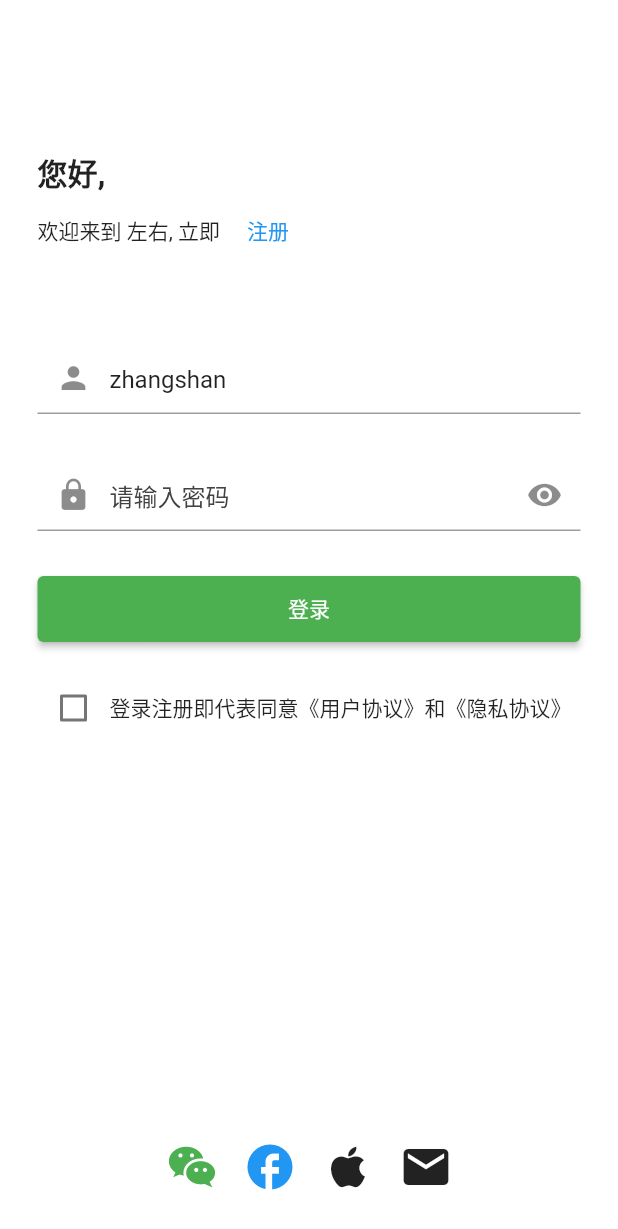
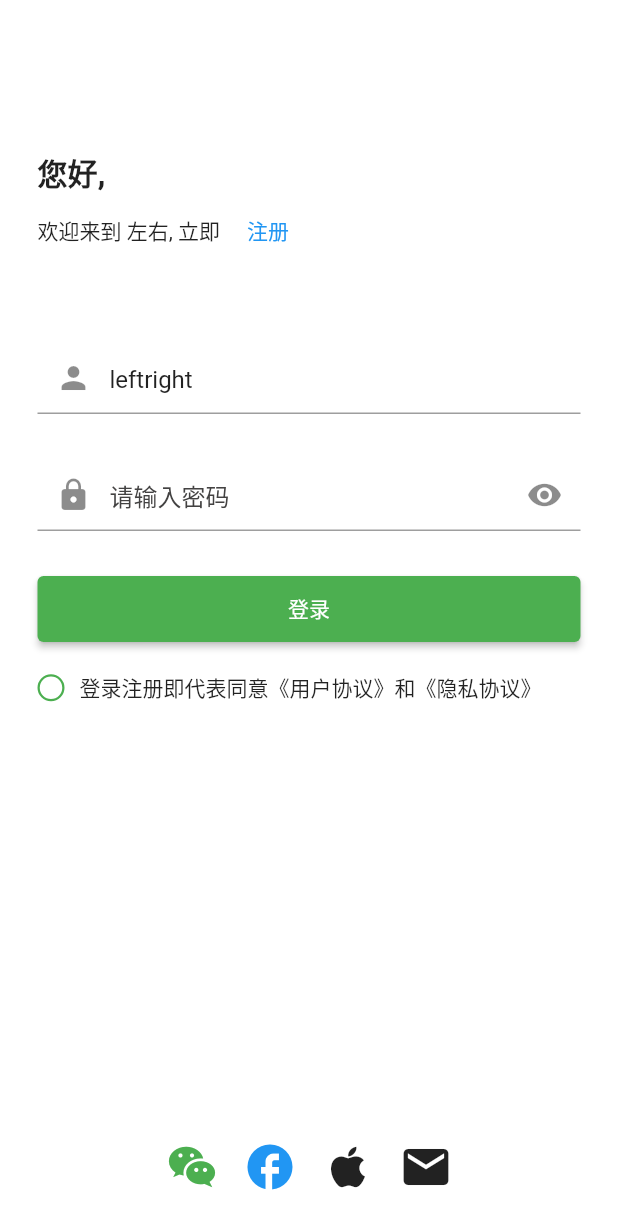
Before and after one commit to deepindo/DoFlutter, a Flutter app: the screen it shows after launch, on a phone screen of 412 x 824 dp. Shown: the top 1229 px of the screen. Run offline on Flutter 3.47's test engine with Material 2 defaults, Android fonts, the phone set to English and light mode, and no system bars; drawn by our look-alikes of roundcheckbox; our stand-ins replace banner_carousel, chewie, flutter_swiper, fluttertoast, get, image_picker and 2 more; missing offline and left inert: barcode_scan2.

```diff
--- a/lib/pages/auth/login_page.dart
+++ b/lib/pages/auth/login_page.dart
@@ -1,4 +1,5 @@
 import 'package:flutter/material.dart';
+import 'package:roundcheckbox/roundcheckbox.dart';
 
 class LoginPage extends StatefulWidget {
   const LoginPage({super.key});
@@ -8,7 +9,7 @@ class LoginPage extends StatefulWidget {
 }
 
 class _LoginPageState extends State<LoginPage> {
-  String _username = "zhangshan";
+  String _username = "leftright";
   String _password = "";
   late TextEditingController _usernameController;
   bool _isCheckProtocol = false;
@@ -24,6 +25,14 @@ class _LoginPageState extends State<LoginPage> {
   void dispose() {
     super.dispose();
     _usernameController.dispose();
+  }
+
+  _loginButtonDidPressed() {
+    // if (_isCheckProtocol && _username.isNotEmpty && _password.isNotEmpty) {
+    Navigator.pushNamedAndRemoveUntil(context, "/", (route) => false);
+    // } else {
+    //   //提示
+    // }
   }
 
   @override
@@ -103,35 +112,52 @@ class _LoginPageState extends State<LoginPage> {
                     height: 44,
                     // padding: const EdgeInsets.symmetric(horizontal: 5),
                     child: ElevatedButton(
-                        onPressed: () {
-                          // print("${_username}, ${_password}");
-                          //判断checkbox
-                          if (_isCheckProtocol &&
-                              _username.isNotEmpty &&
-                              _password.isNotEmpty) {
-                            Navigator.pushNamedAndRemoveUntil(
-                                context, "/", (route) => false);
-                          } else {
-                            //提示
-                          }
-                        },
+                        onPressed: _loginButtonDidPressed,
                         child: const Text("登录"))),
                 const SizedBox(
                   height: 20,
                 ),
                 Row(
                   children: [
-                    Checkbox(
-                        value: _isCheckProtocol,
-                        onChanged: (value) {
-                          setState(() {
-                            _isCheckProtocol = value!;
-                          });
-                        }),
+                    RoundCheckBox(
+                      size: 18,
+                      checkedWidget: const Icon(
+                        Icons.check,
+                        color: Colors.white,
+                        size: 12,
+                      ),
+                      checkedColor: Colors.green,
+                      border: Border.all(
+                        color: _isCheckProtocol ? Colors.green : Colors.green,
+                        width: 1.5,
+                      ),
+                      isChecked: _isCheckProtocol,
+                      onTap: (value) {
+                        setState(() {
+                          _isCheckProtocol = value!;
+                        });
+                      },
+                    ),
+                    // Checkbox(
+                    //     value: _isCheckProtocol,
+                    //     onChanged: (value) {
+                    //       setState(() {
+                    //         _isCheckProtocol = value!;
+                    //       });
+                    //     }),
                     // IconButton(
                     //     onPressed: () {},
                     //     icon: const Icon(Icons.check_box_outline_blank)),
-                    const Text("登录注册即代表同意《用户协议》和《隐私协议》"),
+                    const SizedBox(
+                      width: 10,
+                    ),
+                    const Expanded(
+                      //Row里面要用Expanded，才能使Text自动换行
+                      child: Text(
+                        "登录注册即代表同意《用户协议》和《隐私协议》",
+                        style: TextStyle(fontSize: 14),
+                      ),
+                    ),
                   ],
                 )
               ],
--- a/pubspec.yaml
+++ b/pubspec.yaml
@@ -56,6 +56,8 @@ dependencies:
   video_player: ^2.5.2
   chewie: ^1.4.0 #依赖video_player
   barcode_scan2: ^4.2.3
+  roundcheckbox: ^2.0.5
+
 
   easy_refresh: ^3.3.1
   pull_to_refresh: ^2.0.0
```
Also changed, not shown: lib/widget/page_header.dart (+8 -1 lines), assets/images/icons/scan.png (added), 1 other file.
